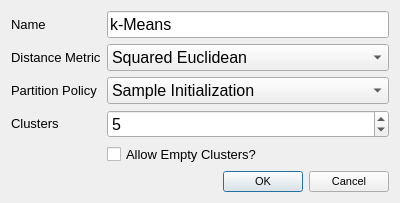
Old version of the form Vespucci/GUI/Analysis/kmeansdialog.ui in the repository VespucciProject/Vespucci.
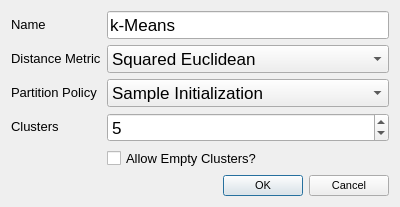
New version of the form.

Patch:
```diff
--- a/Vespucci/GUI/Analysis/kmeansdialog.ui
+++ b/Vespucci/GUI/Analysis/kmeansdialog.ui
@@ -30,7 +30,7 @@
     <widget class="QLineEdit" name="nameLineEdit">
      <property name="font">
       <font>
-       <pointsize>12</pointsize>
+       <pointsize>13</pointsize>
       </font>
      </property>
      <property name="text">
@@ -49,7 +49,7 @@
     <widget class="QComboBox" name="partitionComboBox">
      <property name="font">
       <font>
-       <pointsize>12</pointsize>
+       <pointsize>13</pointsize>
       </font>
      </property>
      <item>
@@ -80,7 +80,7 @@
     <widget class="QComboBox" name="metricComboBox">
      <property name="font">
       <font>
-       <pointsize>12</pointsize>
+       <pointsize>13</pointsize>
       </font>
      </property>
      <item>
@@ -109,7 +109,7 @@
     <widget class="QSpinBox" name="clustersSpinBox">
      <property name="font">
       <font>
-       <pointsize>12</pointsize>
+       <pointsize>13</pointsize>
       </font>
      </property>
      <property name="minimum">
```
Left out of the diff: 2 changed lines with no effect on the pictures.
